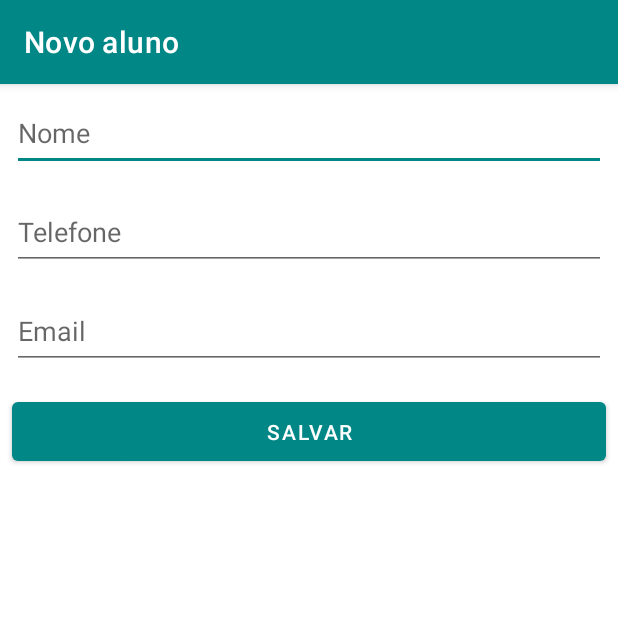
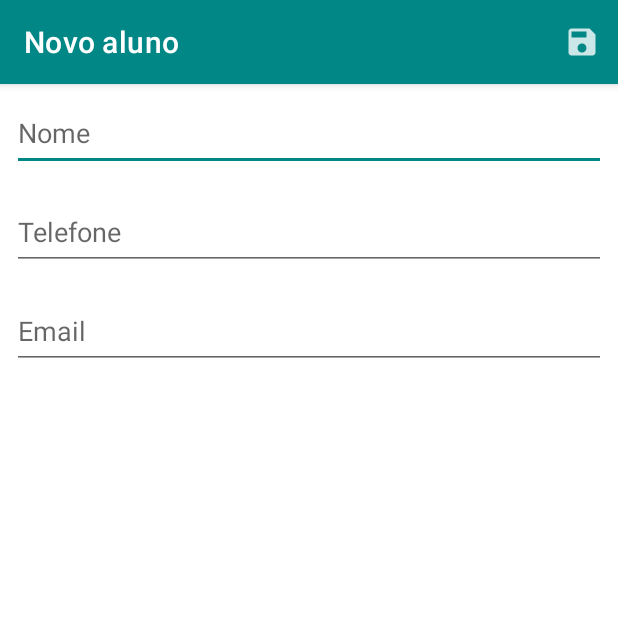
Before and after one commit to GEdO23/Agenda, an Android app: the FormularioAlunoActivity screen opened directly, with no data from a screen before it, on a phone screen of 412 x 824 dp, the top half of it. Run offline under Robolectric (Android 15) with nearby library versions, the phone set to English and light mode, and no system bars.

Commit message:
Substituindo botao de salvar por um icone no menu

```diff
--- a/app/src/main/java/br/com/alura/agenda/ui/activity/FormularioAlunoActivity.java
+++ b/app/src/main/java/br/com/alura/agenda/ui/activity/FormularioAlunoActivity.java
@@ -4,9 +4,12 @@ import static br.com.alura.agenda.ui.activity.ConstantesActivities.CHAVE_ALUNO;
 
 import android.content.Intent;
 import android.os.Bundle;
+import android.view.Menu;
+import android.view.MenuItem;
 import android.widget.Button;
 import android.widget.EditText;
 
+import androidx.annotation.NonNull;
 import androidx.appcompat.app.AppCompatActivity;
 
 import br.com.alura.agenda.R;
@@ -28,19 +31,29 @@ public class FormularioAlunoActivity extends AppCompatActivity {
         super.onCreate(savedInstanceState);
         setContentView(R.layout.activity_formulario_aluno);
         inicializacaoDosCampos();
-        configuraBotaoSalvar();
         carregaAluno();
+    }
+
+    @Override
+    public boolean onCreateOptionsMenu(Menu menu) {
+        getMenuInflater()
+                .inflate(R.menu.activity_formulario_aluno_menu, menu);
+        return super.onCreateOptionsMenu(menu);
+    }
+
+    @Override
+    public boolean onOptionsItemSelected(@NonNull MenuItem item) {
+        int itemId = item.getItemId();
+        if (itemId == R.id.activity_formulario_aluno_menu_salvar) {
+            finalizaFormulario();
+        }
+        return super.onOptionsItemSelected(item);
     }
 
     private void inicializacaoDosCampos() {
         campoNome = findViewById(R.id.activity_formulario_aluno_nome);
         campoTelefone = findViewById(R.id.activity_formulario_aluno_telefone);
         campoEmail = findViewById(R.id.activity_formulario_aluno_email);
-    }
-
-    private void configuraBotaoSalvar() {
-        Button botaoSalvar = findViewById(R.id.activity_formulario_aluno_botao_salvar);
-        botaoSalvar.setOnClickListener(v -> finalizaFormulario());
     }
 
     private void finalizaFormulario() {
--- /dev/null
+++ b/app/src/main/res/drawable-anydpi/ic_action_salvar.xml
@@ -0,0 +1,11 @@
+<vector xmlns:android="http://schemas.android.com/apk/res/android"
+    android:width="24dp"
+    android:height="24dp"
+    android:viewportWidth="24"
+    android:viewportHeight="24"
+    android:tint="#FFFFFF"
+    android:alpha="0.8">
+  <path
+      android:fillColor="@android:color/white"
+      android:pathData="M17,3L5,3c-1.11,0 -2,0.9 -2,2v14c0,1.1 0.89,2 2,2h14c1.1,0 2,-0.9 2,-2L21,7l-4,-4zM12,19c-1.66,0 -3,-1.34 -3,-3s1.34,-3 3,-3 3,1.34 3,3 -1.34,3 -3,3zM15,9L5,9L5,5h10v4z"/>
+</vector>
--- a/app/src/main/res/layout/activity_formulario_aluno.xml
+++ b/app/src/main/res/layout/activity_formulario_aluno.xml
@@ -36,15 +36,6 @@
             android:hint="@string/activity_formulario_aluno_edit_text_email_hint"
             android:inputType="textEmailAddress" />
 
-        <Button
-            android:id="@+id/activity_formulario_aluno_botao_salvar"
-            android:layout_width="match_parent"
-            android:layout_height="wrap_content"
-            android:paddingVertical="10dp"
-            android:layout_margin="8dp"
-            android:text="@string/activity_formulario_aluno_button_salvar_text"
-             />
-
     </LinearLayout>
 
 </ScrollView>
--- /dev/null
+++ b/app/src/main/res/menu/activity_formulario_aluno_menu.xml
@@ -0,0 +1,10 @@
+<?xml version="1.0" encoding="utf-8"?>
+<menu xmlns:app="http://schemas.android.com/apk/res-auto"
+    xmlns:android="http://schemas.android.com/apk/res/android">
+
+    <item android:id="@+id/activity_formulario_aluno_menu_salvar"
+        app:showAsAction="always"
+        android:contentDescription="@string/novo_aluno"
+        android:title="Salvar"
+        android:icon="@drawable/ic_action_salvar"/>
+</menu>
```
Also changed, not shown: app/src/main/res/drawable-hdpi/ic_action_salvar.png (added), app/src/main/res/drawable-mdpi/ic_action_salvar.png (added), app/src/main/res/drawable-xhdpi/ic_action_salvar.png (added), app/src/main/res/drawable-xxhdpi/ic_action_salvar.png (added).
